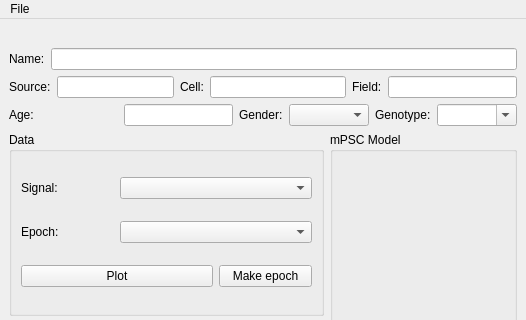
Before: the Qt Designer form ephys/mPSCDetectWindow.ui in ctigaret/scipyen, drawn with Qt 5; both pictures show x 0 to 526 and y 0 to 320 of the 526 by 666 pixel window.
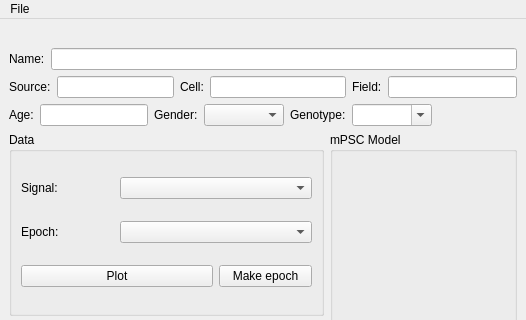
After: the same form once the commit is applied. Icons and pictures are not drawn.

The edit to the form file:
```diff
--- a/ephys/mPSCDetectWindow.ui
+++ b/ephys/mPSCDetectWindow.ui
@@ -309,6 +309,19 @@
                 </property>
                </widget>
               </item>
+              <item>
+               <spacer name="horizontalSpacer">
+                <property name="orientation">
+                 <enum>Qt::Horizontal</enum>
+                </property>
+                <property name="sizeHint" stdset="0">
+                 <size>
+                  <width>40</width>
+                  <height>20</height>
+                 </size>
+                </property>
+               </spacer>
+              </item>
              </layout>
             </item>
            </layout>
```
Left out of the diff: 10 changed lines with no effect on the pictures.
